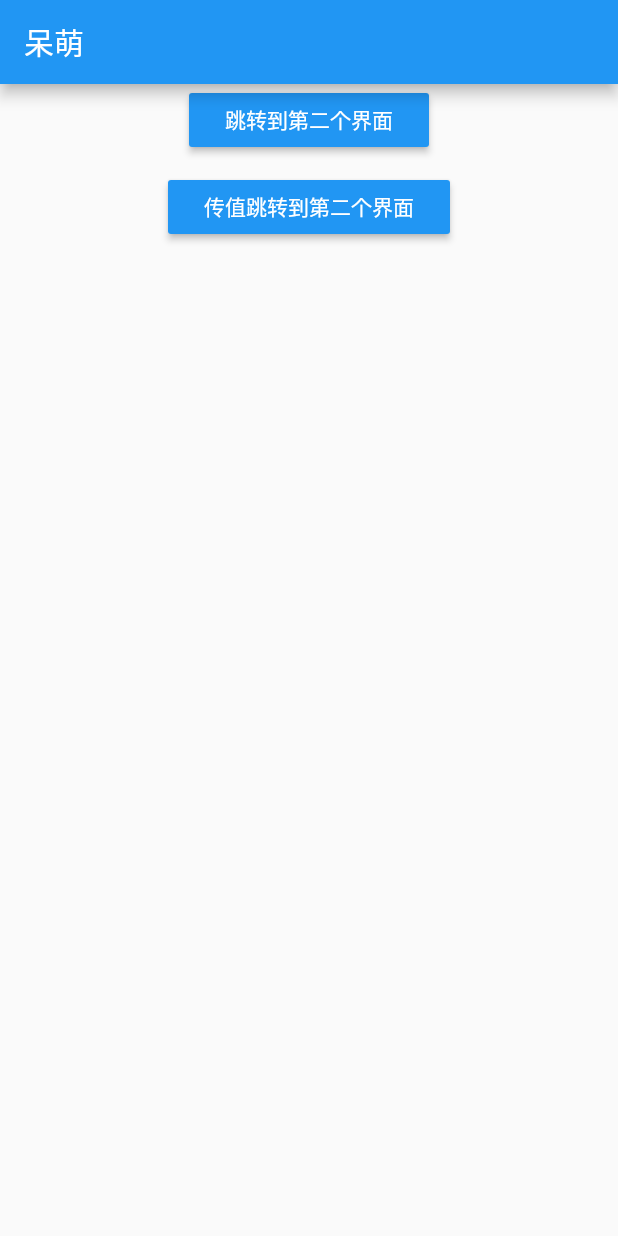
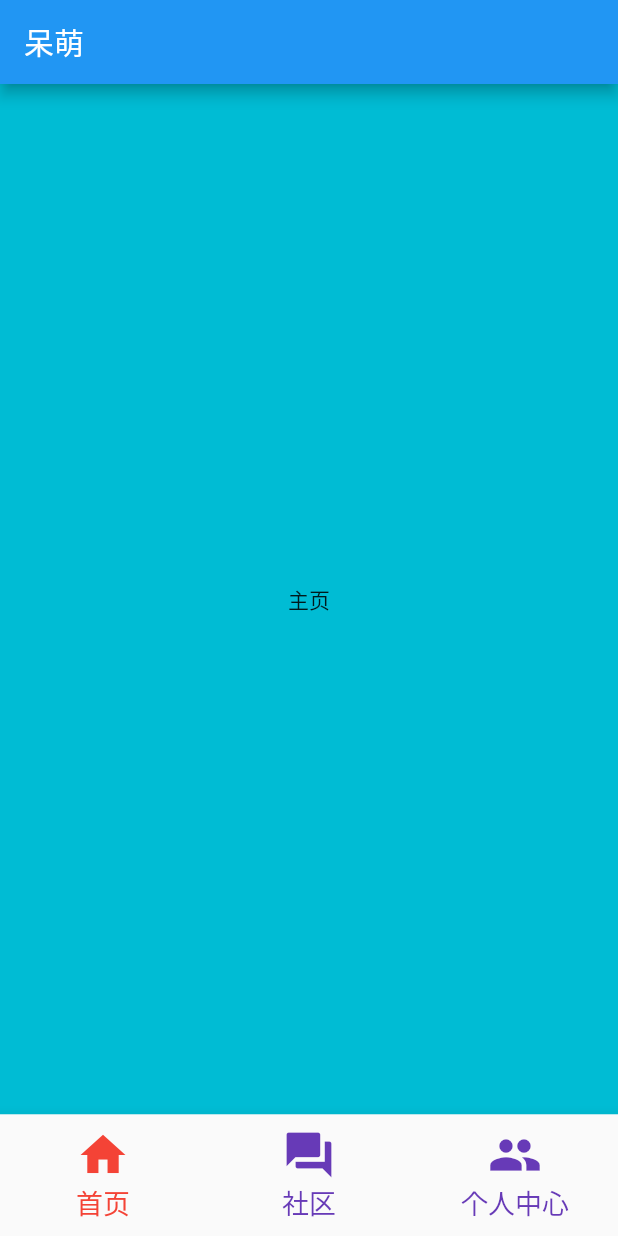
Before and after one commit to zhengzaihong/flutter_learn, a Flutter app: the screen it shows after launch, on a phone screen of 412 x 824 dp. Run offline on Flutter 3.47's test engine with Material 2 defaults, Android fonts, the phone set to English and light mode, and no system bars.

Commit message:
第五章 路由

```diff
--- a/lib/main.dart
+++ b/lib/main.dart
@@ -1,55 +1,13 @@
     import 'package:flutter/material.dart';
+    import 'package:flutter_learn/page/Tabs.dart';
 
-import 'page/SecondPage.dart';
 
     void main() => runApp(MyApp());
-
     class MyApp extends StatelessWidget {
       @override
       Widget build(BuildContext context) {
-    return new MaterialApp(
-        home: new Scaffold(
-            appBar: AppBar(
-              title: Text("呆萌"),
-            ),
-            body: HomePage()));
-  }
-}
-
-class HomePage extends StatefulWidget {
-  HomePage({Key key}) : super(key: key);
-
-  _HomePageState createState() => _HomePageState();
-}
-
-class _HomePageState extends State<HomePage> {
-  @override
-  Widget build(BuildContext context) {
-    return Center(
-      child: Column(
-        children: <Widget>[
-          RaisedButton(
-              child: Text("跳转到第二个界面"),
-              onPressed: () {
-                //路由跳转
-                Navigator.of(context).push(MaterialPageRoute(builder: (context) => SecondPage()));
-              },
-              color: Theme.of(context).accentColor,
-              textTheme: ButtonTextTheme.primary),
-          SizedBox(
-            height: 10,
-          ),
-          RaisedButton(
-              child: Text("传值跳转到第二个界面"),
-              onPressed: () {
-                //通过构造函数传值
-                Navigator.push(context, MaterialPageRoute(builder: (context) => SecondPage(value: "----->传值跳转",)),
-                );
-              },
-              color: Theme.of(context).accentColor,
-              textTheme: ButtonTextTheme.primary),
-        ],
-      ),
+        return MaterialApp(
+            home:Tabs()
         );
       }
     }
--- /dev/null
+++ b/lib/page/Tabs.dart
@@ -0,0 +1,81 @@
+
+import 'package:flutter/material.dart';
+import 'package:flutter_learn/page/tabs/CommunityPage.dart';
+import 'package:flutter_learn/page/tabs/PersionPage.dart';
+
+import 'tabs/HomePage.dart';
+
+class Tabs extends StatefulWidget {
+  Tabs({Key key}) : super(key: key);
+
+  _TabsState createState() => _TabsState();
+}
+
+class _TabsState extends State<Tabs> {
+
+  int _currentIndex=0;
+
+  List _pageList=[
+    HomePage(),
+    CommunityPage(),
+    PersionPage(),
+  ];
+
+
+  @override
+  Widget build(BuildContext context) {
+    return Scaffold(
+        appBar: AppBar(
+          title: Text("呆萌"),
+        ),
+        body: this._pageList[this._currentIndex],
+        bottomNavigationBar: BottomNavigationBar(
+
+          currentIndex: this._currentIndex,   //配置对应的索引值选中
+
+          onTap: (int index){
+
+              setState(() {  //改变状态
+                  this._currentIndex=index;
+              });
+          },
+
+          iconSize:36.0,      //icon的大小
+
+
+          fixedColor:Colors.red,  //选中的颜色
+
+          selectedFontSize: 18,
+
+          selectedLabelStyle: TextStyle(color: Colors.red),
+
+//          selectedItemColor: Colors.red, 和 fixedColor互斥
+
+          unselectedFontSize: 18,
+
+          unselectedItemColor:Colors.deepPurple ,
+
+          unselectedLabelStyle: TextStyle(color: Colors.deepPurple),
+
+          showUnselectedLabels: true,
+
+          type:BottomNavigationBarType.fixed,   //配置底部tabs可以有多个按钮
+          items: [
+            BottomNavigationBarItem(
+              icon: Icon(Icons.home),
+              title: Text("首页")
+            ),
+             BottomNavigationBarItem(
+              icon: Icon(Icons.question_answer),
+              title: Text("社区")
+            ),
+
+             BottomNavigationBarItem(
+              icon: Icon(Icons.people),
+              title: Text("个人中心")
+            )
+          ],
+        ),
+      );
+  }
+}
--- /dev/null
+++ b/lib/page/tabs/HomePage.dart
@@ -0,0 +1,17 @@
+import 'package:flutter/material.dart';
+
+class HomePage extends StatefulWidget {
+  HomePage({Key key}) : super(key: key);
+
+  _HomePageState createState() => _HomePageState();
+}
+
+class _HomePageState extends State<HomePage> {
+  @override
+  Widget build(BuildContext context) {
+    return Container(
+      color: Colors.cyan,
+      child: Center(child: Text("主页"),),
+    );
+  }
+}
```
Also changed, not shown: lib/main_第五章.dart (added, +50 -0 lines), lib/page/SecondPage.dart (+11 -5 lines), lib/page/tabs/CommunityPage.dart (added, +17 -0 lines), lib/page/tabs/PersionPage.dart (added, +18 -0 lines), lib/route/Routes.dart (added, +34 -0 lines). Lines whose indentation alone changed are shown as unchanged.
